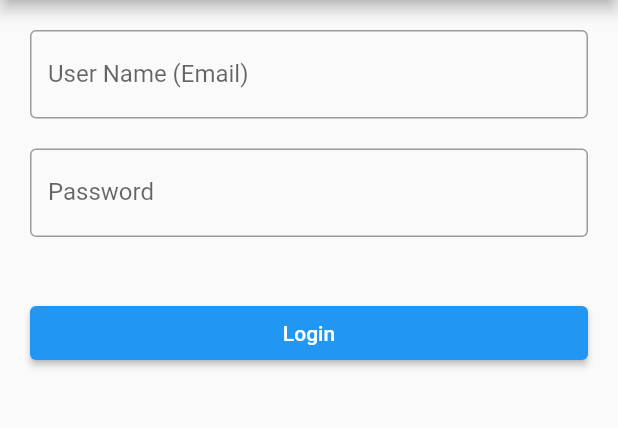
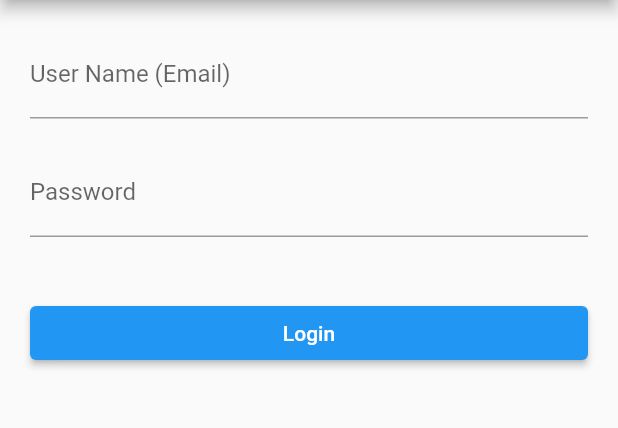
Before and after one commit to Oshama123/SIAKMHS_1003200012, a Flutter app: the Login screen opened directly, on a phone screen of 412 x 824 dp, the part 84-512 px from its top. Run offline on Flutter 3.47's test engine with Material 2 defaults, Android fonts, the phone set to English and light mode, and no system bars; network calls fail.

Commit message:
Update login.dart

```diff
--- a/lib/pages/login.dart
+++ b/lib/pages/login.dart
@@ -22,7 +22,7 @@ class Login extends StatelessWidget {
               textInputAction: TextInputAction.next,
               decoration: InputDecoration(
                   label: Text("User Name (Email)"),
-                  border: OutlineInputBorder()),
+                  border: UnderlineInputBorder()),
             ),
             SizedBox(height: 20),
             TextField(
@@ -30,7 +30,7 @@ class Login extends StatelessWidget {
               obscureText: true,
               textInputAction: TextInputAction.done,
               decoration: InputDecoration(
-                  label: Text("Password"), border: OutlineInputBorder()),
+                  label: Text("Password"), border: UnderlineInputBorder()),
             ),
             SizedBox(height: 40),
             ElevatedButton(
```
